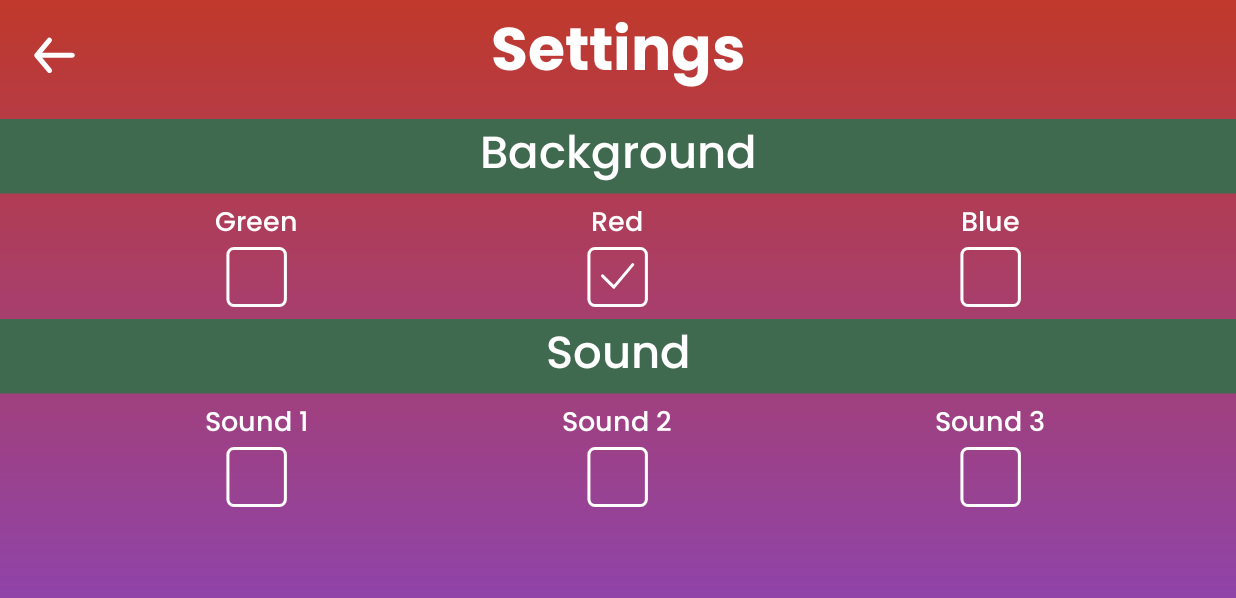
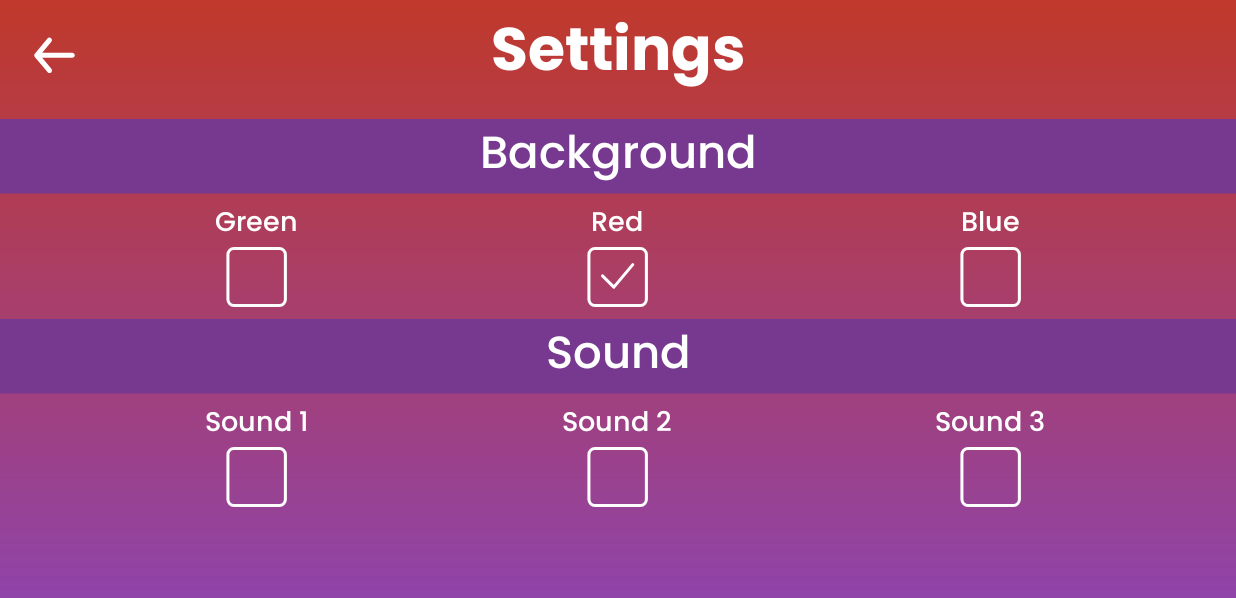
Before and after one commit to wsoteam/Gamebit, an Android app: the SettingActivity screen opened directly, with no data from a screen before it, after a tap on "Red", on a phone screen of 824 x 412 dp (held sideways). Shown: the top 598 px of the screen. Run offline under Robolectric (Android 15) with nearby library versions, the phone set to English and light mode, and no system bars.

Commit message:
add
- score
- settings
- save back state

```diff
--- a/app/src/main/java/com/dat/android/gamebit/presentation/game/SettingActivity.kt
+++ b/app/src/main/java/com/dat/android/gamebit/presentation/game/SettingActivity.kt
@@ -26,7 +26,7 @@ class SettingActivity : AppCompatActivity(R.layout.activity_setting) {
         }
     }
 
-    private fun updateUI() {
+     private fun updateUI() {
         var backState = PreferenceProvider.getBackgroundStateSetting()
         when(backState){
             PreferenceProvider.BACKGROUND_BLUE -> {
@@ -95,12 +95,12 @@ class SettingActivity : AppCompatActivity(R.layout.activity_setting) {
     }
     private fun setBackgroundRed() {
         sv_color_setting.setBackgroundResource(R.drawable.gradient_splash_red)
-        tv_line_settings_background.setBackgroundResource(R.drawable.ic_line_green_setting)
-        tv_line_settings_sound.setBackgroundResource(R.drawable.ic_line_green_setting)
+        tv_line_settings_background.setBackgroundResource(R.drawable.ic_line_setting_red)
+        tv_line_settings_sound.setBackgroundResource(R.drawable.ic_line_setting_red)
     }
     private fun setBackgroundBlue() {
         sv_color_setting.setBackgroundResource(R.drawable.gradient_splash_blue)
-        tv_line_settings_background.setBackgroundResource(R.drawable.ic_line_green_setting)
-        tv_line_settings_sound.setBackgroundResource(R.drawable.ic_line_green_setting)
+        tv_line_settings_background.setBackgroundResource(R.drawable.ic_line_setting_blue)
+        tv_line_settings_sound.setBackgroundResource(R.drawable.ic_line_setting_blue)
     }
 }
--- /dev/null
+++ b/app/src/main/res/drawable/ic_line_setting_blue.xml
@@ -0,0 +1,9 @@
+<vector xmlns:android="http://schemas.android.com/apk/res/android"
+    android:width="1000dp"
+    android:height="49dp"
+    android:viewportWidth="1000"
+    android:viewportHeight="49">
+  <path
+      android:pathData="M0,0.01H1000V48.01H0z"
+      android:fillColor="#1837A9"/>
+</vector>
--- /dev/null
+++ b/app/src/main/res/drawable/ic_line_setting_red.xml
@@ -0,0 +1,9 @@
+<vector xmlns:android="http://schemas.android.com/apk/res/android"
+    android:width="1000dp"
+    android:height="49dp"
+    android:viewportWidth="1000"
+    android:viewportHeight="49">
+  <path
+      android:pathData="M0,0.01H1000V48.01H0z"
+      android:fillColor="#76398F"/>
+</vector>
```
Also changed, not shown: app/src/main/AndroidManifest.xml (+8 -5 lines), app/src/main/java/com/dat/android/gamebit/presentation/game/HighscoresActivity.kt (added, +11 -0 lines), app/src/main/java/com/dat/android/gamebit/presentation/game/MenuActivity.kt (+18 -1 lines), app/src/main/res/layout/activity_highscores.xml (added, +75 -0 lines), app/src/main/res/layout/activity_menu.xml (+5 -4 lines).
